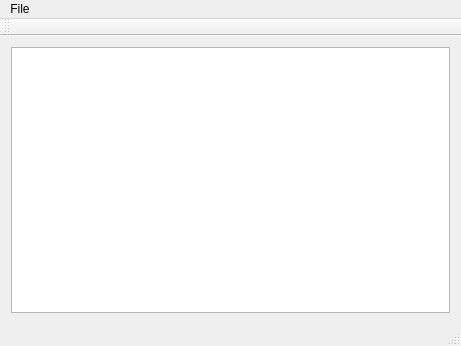
Above: gui/MainWindow.ui from vvmarko/triangulator before the change. Below: the same form after it.
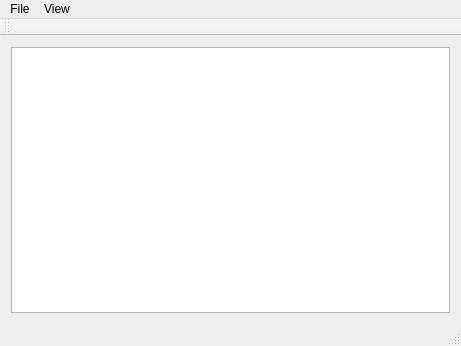
That is the form after the change.

Commit message: Log window functionality

Patch:
```diff
--- a/gui/MainWindow.ui
+++ b/gui/MainWindow.ui
@@ -36,7 +36,14 @@
     <addaction name="actionNew"/>
     <addaction name="actionQuit"/>
    </widget>
+   <widget class="QMenu" name="menuView">
+    <property name="title">
+     <string>View</string>
+    </property>
+    <addaction name="actionView_Log_File"/>
+   </widget>
    <addaction name="menuFile"/>
+   <addaction name="menuView"/>
   </widget>
   <widget class="QToolBar" name="mainToolBar">
    <attribute name="toolBarArea">
```
Left out of the diff: 10 changed lines with no effect on the pictures. The commit also changes 5 other files.
